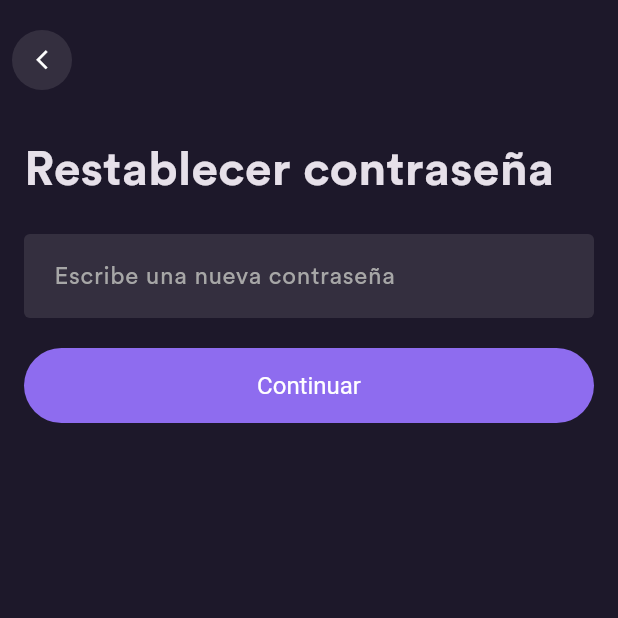
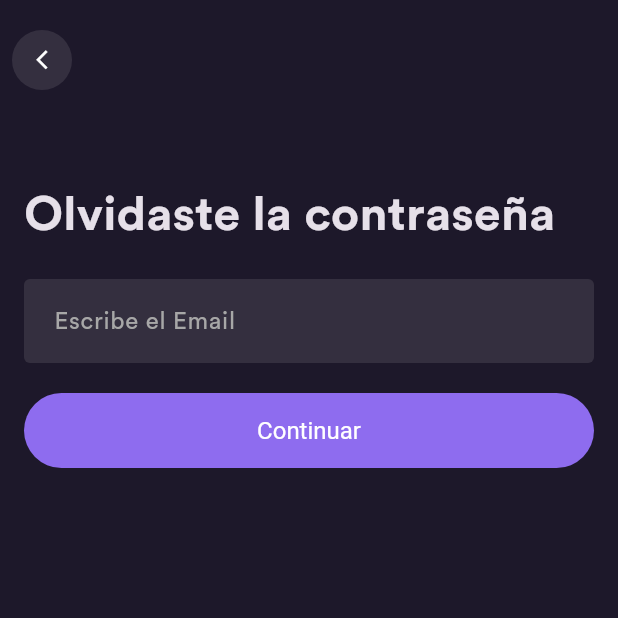
Before and after one commit to programadorlcgv/EEccomerce-Ropa-Deportiva, a Flutter app: the ForgotPasswordPage screen opened directly, on a phone screen of 412 x 824 dp, the top half of it. Run offline on Flutter 3.47's test engine with Material 3 defaults, Android fonts, the phone set to English and light mode, and no system bars; our stand-ins replace cloud_firestore, dartz, firebase_auth, firebase_core, flutter_bloc, flutter_svg and 1 more; accounts and stored records are empty.

Commit message:
Agregada la funcionalidad y pantalla de 'Olvidaste tu contraseña', permite solicitar el restablecimiento por correo electrónico.

```diff
--- /dev/null
+++ b/ecommerce_app/lib/core/configs/assets/app_images.dart
@@ -0,0 +1,6 @@
+class AppImages {
+
+  static const basePath = 'assets/images/';
+  static const profile = '${basePath}profile.png';
+  static const orderPlaced = '${basePath}order_placed.png';
+}
--- a/ecommerce_app/lib/data/auth/repository/auth_repository_imp.dart
+++ b/ecommerce_app/lib/data/auth/repository/auth_repository_imp.dart
@@ -21,4 +21,9 @@ class AuthRepositoryImp extends AuthRepository {
    return await sl<AuthFirebaseService>().signin(user);
   }
 
+  @override
+  Future<Either> sendPasswordResetEmail(String email) async {
+   return await sl<AuthFirebaseService>().sendPasswordResetEmail(email);
+  }
+
 }
--- a/ecommerce_app/lib/data/auth/source/auth_firebase_service.dart
+++ b/ecommerce_app/lib/data/auth/source/auth_firebase_service.dart
@@ -8,6 +8,7 @@ abstract class AuthFirebaseService {
   Future<Either> signup(UserCreationReq user);
   Future<Either> signin(UserSigninReg user);
   Future<Either> getAges();
+  Future<Either> sendPasswordResetEmail(String email);
 
 }
 
@@ -63,7 +64,7 @@ class AuthFirebaseServiceImpl extends AuthFirebaseService {
 
     } catch (e) {
       return const Left(
-        'Por favor intenta de nuevo'
+        'Por favor inténtalo de nuevo'
       );
     }
 
@@ -97,4 +98,17 @@ class AuthFirebaseServiceImpl extends AuthFirebaseService {
     }
   }
 
+   @override
+  Future<Either> sendPasswordResetEmail(String email) async {
+    try {
+      await FirebaseAuth.instance.sendPasswordResetEmail(email: email);
+      return const Right(
+        'Se envío un correo electrónico de restablecimiento de contraseña'
+      );
+    } catch (e){
+      return const Left(
+        'Por favor inténtalo de nuevo'
+      );
+    }
+  }
 }
--- a/ecommerce_app/lib/domain/auth/repository/auth.dart
+++ b/ecommerce_app/lib/domain/auth/repository/auth.dart
@@ -7,6 +7,8 @@ abstract class AuthRepository {
   Future<Either> signup(UserCreationReq user);
   Future<Either> signin(UserSigninReg user);
   Future<Either> getAges();
+  Future<Either> sendPasswordResetEmail(String email);
+
 
 
 }
--- /dev/null
+++ b/ecommerce_app/lib/domain/auth/usecases/send_password_reset_email.dart
@@ -0,0 +1,13 @@
+import 'package:dartz/dartz.dart';
+import 'package:ecommerce_app/core/usecase/usecase.dart';
+import 'package:ecommerce_app/domain/auth/repository/auth.dart';
+import 'package:ecommerce_app/service_locator.dart';
+
+class SendPasswordResetEmailUseCase implements Usecase<Either,String> {
+  @override
+  Future<Either> call({String ? params}) async{
+   return sl<AuthRepository>().sendPasswordResetEmail(params!);
+  }
+
+
+}
--- a/ecommerce_app/lib/presentation/auth/pages/forgot_password.dart
+++ b/ecommerce_app/lib/presentation/auth/pages/forgot_password.dart
@@ -1,60 +1,89 @@
+import 'package:ecommerce_app/common/bloc/button/button_state_cubit.dart';
 import 'package:ecommerce_app/common/helper/navigator/app_navigator.dart';
 import 'package:ecommerce_app/common/widgets/appbar/app_bar.dart';
-import 'package:ecommerce_app/common/widgets/button/basic_app_button.dart';
-import 'package:ecommerce_app/presentation/auth/pages/enter_password.dart';
+import 'package:ecommerce_app/common/widgets/button/button_reactive_button.dart';
+import 'package:ecommerce_app/domain/auth/usecases/send_password_reset_email.dart';
+import 'package:ecommerce_app/presentation/auth/pages/password_reset_email.dart';
 import 'package:flutter/material.dart';
+import 'package:flutter_bloc/flutter_bloc.dart';
+
+import '../../../common/bloc/button/button_state.dart';
 
 class ForgotPasswordPage extends StatelessWidget {
-  const ForgotPasswordPage({super.key});
+  ForgotPasswordPage({super.key});
+
+  final TextEditingController _emailCon = TextEditingController();
 
   @override
   Widget build(BuildContext context) {
     return Scaffold(
-      appBar: BasicAppbar(),
-      body: Padding(
+      appBar: const BasicAppbar(),
+      body: BlocProvider(
+        create: (context) => ButtonStateCubit(),
+        child:  BlocListener<ButtonStateCubit,ButtonState>(
+            listener: (context, state) {
+              if (state is ButtonFailureState){
+                var snackbar = SnackBar(content: Text(state.errorMessage),behavior: SnackBarBehavior.floating,);
+                ScaffoldMessenger.of(context).showSnackBar(snackbar);
+              }
+              if (state is ButtonSuccessState) {
+                AppNavigator.push(context, const PasswordResetEmailPage());
+              }
+
+            },
+          child: Padding(
             padding: const EdgeInsets.symmetric(
               horizontal: 16,
-          vertical: 10
+              vertical: 40
             ),
             child: Column(
               crossAxisAlignment: CrossAxisAlignment.start,
               children: [
-            _resetPassword(context),
+                _siginText(),
                 const SizedBox(height: 20,),
-            _resetPasswordFiled(context),
+                _emailField(),
                 const SizedBox(height: 20,),
-            _continueButton(context),
+                _continueButton(),
               ],
             ),
-      )
-
-    );
-  }
-  Widget _resetPassword(BuildContext context) {
-    return const Text(
-      'Restablecer contraseña',
-      style: TextStyle(
-        fontSize: 32,
-        fontWeight: FontWeight.bold
-      )
-    );
-  }
-
-  Widget _resetPasswordFiled(BuildContext context) {
-    return TextField(
-      decoration: InputDecoration(
-        hintText: 'Escribe una nueva contraseña'
+          ),
+        ),
       ),
     );
   }
 
-  Widget _continueButton(BuildContext context) {
-    return BasicAppButton(
-      onPressed: () {
-
-      },
-      title: 'Continuar',
+  Widget _siginText() {
+    return const Text(
+      'Olvidaste la contraseña',
+      style: TextStyle(
+        fontSize: 32,
+        fontWeight: FontWeight.bold
+      ),
     );
   }
 
+  Widget _emailField() {
+    return TextField(
+      controller: _emailCon,
+      decoration: const InputDecoration(
+        hintText: 'Escribe el Email'
+      ),
+    );
   }
+
+  Widget _continueButton() {
+    return Builder(
+      builder: (context) {
+        return BasicReactiveButton(
+          onPressed: (){
+            context.read<ButtonStateCubit>().execute(
+              usecase: SendPasswordResetEmailUseCase(),
+              params: _emailCon.text
+            );
+          },
+          title: 'Continuar'
+        );
+      }
+    );
+  }
+}
--- a/ecommerce_app/lib/service_locator.dart
+++ b/ecommerce_app/lib/service_locator.dart
@@ -4,6 +4,7 @@ import 'package:ecommerce_app/data/auth/repository/auth_repository_imp.dart';
 import 'package:ecommerce_app/data/auth/source/auth_firebase_service.dart';
 import 'package:ecommerce_app/domain/auth/repository/auth.dart';
 import 'package:ecommerce_app/domain/auth/usecases/get_ages.dart';
+import 'package:ecommerce_app/domain/auth/usecases/send_password_reset_email.dart';
 import 'package:ecommerce_app/domain/auth/usecases/signin.dart';
 import 'package:ecommerce_app/domain/auth/usecases/signup.dart';
 import 'package:get_it/get_it.dart';
@@ -38,5 +39,8 @@ Future<void> initializeDependecies() async {
       SigninUseCase()
     );
 
+    sl.registerSingleton<SendPasswordResetEmailUseCase>(
+      SendPasswordResetEmailUseCase()
+    );
 
 }
```
Also changed, not shown: ecommerce_app/lib/core/configs/assets/app_vectors.dart (+7 -0 lines), ecommerce_app/lib/presentation/auth/pages/password_reset_email.dart (added, +52 -0 lines), ecommerce_app/assets/images/order_placed.png (added), ecommerce_app/assets/vectors/bag.svg (added), ecommerce_app/assets/vectors/cart_bag.svg (added), ecommerce_app/assets/vectors/email_sending.svg (added), ecommerce_app/assets/vectors/not_found.svg (added), ecommerce_app/assets/vectors/search.svg (added). Lines whose indentation alone changed are shown as unchanged.
